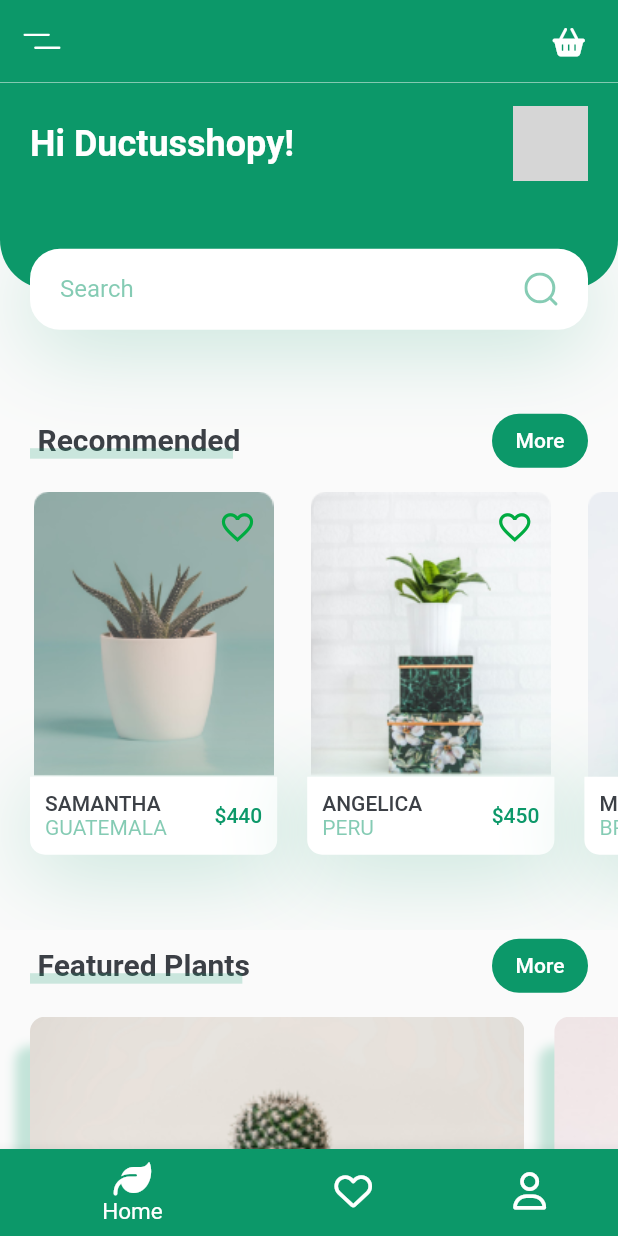
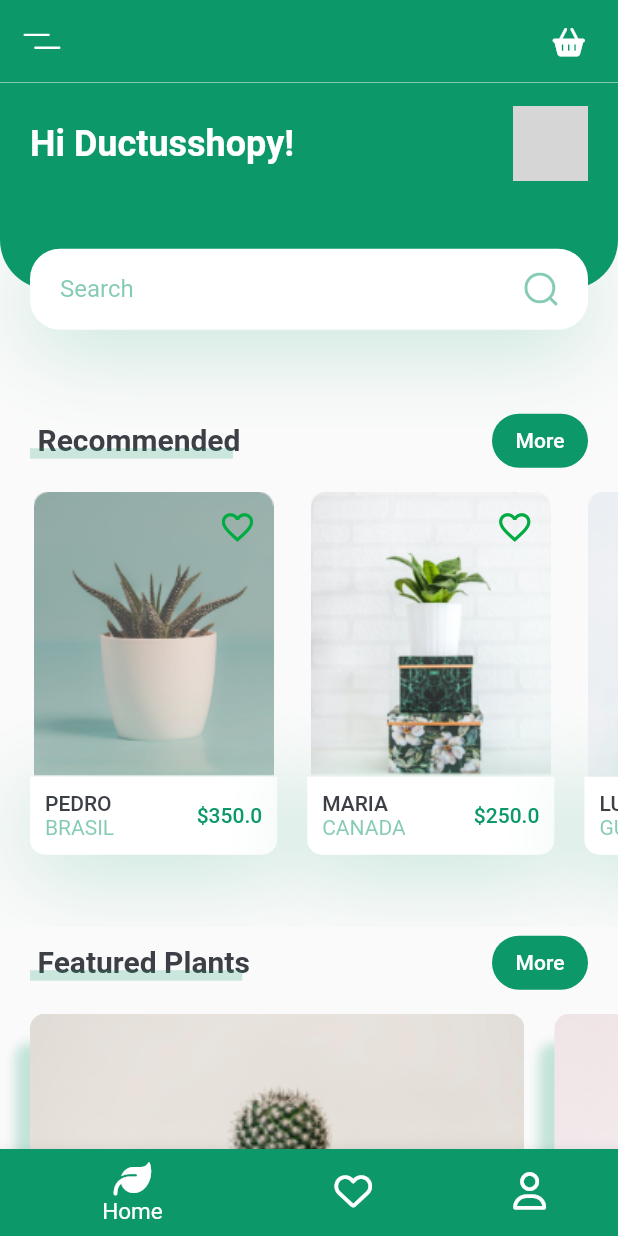
Before and after one commit to pedrooruass/ST_plant_shop, a Flutter app: the screen it shows after launch, on a phone screen of 412 x 824 dp. Run offline on Flutter 3.47's test engine with Material 2 defaults, Android fonts, the phone set to English and light mode, and no system bars; our stand-ins replace flutter_svg, font_awesome_flutter; grey boxes are pictures that could not be loaded.

Commit message:
Reis do discord, Flutterando (Cristian) salvouuu

```diff
--- a/lib/app/models/liked.dart
+++ /dev/null
@@ -1,17 +0,0 @@
-import 'package:flutter/material.dart';
-
-class Liked extends ChangeNotifier {
-  final List<String> _likedList = [];
-
-  List<String> get likedList=> _likedList;
-
-  add(String plantName) {
-    _likedList.add(plantName);
-    notifyListeners();
-  }
-
-  remove(String plantName) {
-    _likedList.remove(plantName);
-    notifyListeners();
-  }
-}
--- /dev/null
+++ b/lib/app/models/plant.dart
@@ -0,0 +1,14 @@
+class Plant {
+  final String imageAsset;
+  final String name;
+  final double price;
+  final String country;
+  bool isFavorite;
+  Plant({
+    required this.imageAsset,
+    required this.name,
+    required this.price,
+    required this.country,
+    this.isFavorite = false,
+  });
+}
--- /dev/null
+++ b/lib/app/models/plants_list.dart
@@ -0,0 +1,36 @@
+import 'package:flutter/material.dart';
+import 'package:training_app_clean/app/models/plant.dart';
+
+class PlantList extends ChangeNotifier {
+  final List<Plant> plants = [
+    Plant(
+      imageAsset: 'assets/images/image_1.png',
+      name: 'Pedro',
+      price: 350,
+      country: 'Brasil',
+    ),
+    Plant(
+      imageAsset: 'assets/images/image_2.png',
+      name: 'Maria',
+      price: 250,
+      country: 'Canada',
+    ),
+    Plant(
+      imageAsset: 'assets/images/image_3.png',
+      name: 'Luan',
+      price: 150,
+      country: 'Guatemala',
+    ),
+  ];
+
+  // Toggle is alternate something
+  togglePlantFavorite(int index) {
+    plants[index].isFavorite = !plants[index].isFavorite;
+    notifyListeners();
+  }
+
+  List<Plant> favoritePlants() {
+    // Where == Percorre a lista e cria uma nova, com o parametro que colocar no parentesis
+    return plants.where((plant) => plant.isFavorite).toList();
+  }
+}
--- a/lib/app/pages/liked/liked_page.dart
+++ b/lib/app/pages/favorite/favorite_page.dart
@@ -2,7 +2,7 @@ import 'package:flutter/material.dart';
 import 'package:training_app_clean/app/core/constants.dart';
 import 'package:training_app_clean/app/pages/components/universal_app_bar.dart';
 import 'package:training_app_clean/app/pages/components/universal_drawer.dart';
-import 'package:training_app_clean/app/pages/liked/components/liked_body.dart';
+import 'package:training_app_clean/app/pages/favorite/components/favorite_body.dart';
 
 class LikedPage extends StatelessWidget {
   const LikedPage({Key? key}) : super(key: key);
--- a/lib/app/pages/page_changer.dart
+++ b/lib/app/pages/page_changer.dart
@@ -1,7 +1,7 @@
 import 'package:flutter/material.dart';
 import 'package:font_awesome_flutter/font_awesome_flutter.dart';
 import 'package:training_app_clean/app/core/constants.dart';
-import 'package:training_app_clean/app/pages/liked/liked_page.dart';
+import 'package:training_app_clean/app/pages/favorite/favorite_page.dart';
 import 'package:training_app_clean/app/pages/profile/profile_page.dart';
 import 'package:training_app_clean/app/pages/the_home_page/the_home_page.dart';
 
@@ -42,9 +42,6 @@ class _PageChangerState extends State<PageChanger> {
           });
         },
         selectedFontSize: 15,
-        // selectedIconTheme: IconThemeData(
-        //   color: Colors.white,
-        // ),
         iconSize: 25,
         items: const [
           BottomNavigationBarItem(
--- a/lib/app/pages/the_home_page/components/body.dart
+++ b/lib/app/pages/the_home_page/components/body.dart
@@ -17,7 +17,10 @@ class Body extends StatelessWidget {
         children: [
           HeaderWithSearchBox(size: size),
           TitleWithMoreButton(title: 'Recommended', press: () {}),
-          const RecommendedPlants(),
+          const SizedBox(
+            height: 300,
+            child: RecommendedPlants(),
+          ),
           TitleWithMoreButton(title: 'Featured Plants', press: () {}),
           const FeaturedPlants(),
           const SizedBox(height: defaultPadding),
--- a/lib/app/pages/the_home_page/components/custom_bottom_nav_bar.dart
+++ b/lib/app/pages/the_home_page/components/custom_bottom_nav_bar.dart
@@ -1,7 +1,7 @@
 import 'package:flutter/material.dart';
 import 'package:flutter_svg/svg.dart';
 import 'package:training_app_clean/app/core/constants.dart';
-import 'package:training_app_clean/app/pages/liked/liked_page.dart';
+import 'package:training_app_clean/app/pages/favorite/favorite_page.dart';
 import 'package:training_app_clean/app/pages/the_home_page/the_home_page.dart';
 
 class CtmBottomNavBar extends StatelessWidget {
--- a/lib/app/pages/the_home_page/components/recomends_plants.dart
+++ b/lib/app/pages/the_home_page/components/recomends_plants.dart
@@ -1,50 +1,28 @@
 import 'package:flutter/material.dart';
 import 'package:provider/provider.dart';
-import 'package:training_app_clean/app/models/liked.dart';
+import 'package:training_app_clean/app/models/plants_list.dart';
 import 'package:training_app_clean/app/pages/the_home_page/components/recommended_card.dart';
 
-class RecommendedPlants extends StatefulWidget {
+class RecommendedPlants extends StatelessWidget {
   const RecommendedPlants({
     Key? key,
   }) : super(key: key);
 
   @override
-  State<RecommendedPlants> createState() => _RecommendedPlantsState();
-}
-
-class _RecommendedPlantsState extends State<RecommendedPlants> {
-  @override
   Widget build(BuildContext context) {
-    Liked liked = Provider.of<Liked>(context);
-    return Consumer<Liked>(
-      builder: (context, value, child) {
-        return SingleChildScrollView(
+    return Consumer<PlantList>(
+      builder: (context, plantList, child) {
+        return ListView.builder(
           scrollDirection: Axis.horizontal,
-          child: Row(
-            children: [
-              RecommendedCard(
-                image: 'assets/images/image_1.png',
-                plantName: 'Samantha',
-                country: 'Guatemala',
-                price: 440,
-                liked: liked,
-              ),
-              RecommendedCard(
-                image: 'assets/images/image_2.png',
-                plantName: 'Angelica',
-                country: 'Peru',
-                price: 450,
-                liked: liked,
-              ),
-              RecommendedCard(
-                image: 'assets/images/image_3.png',
-                plantName: 'Maria',
-                country: 'Brazil',
-                price: 460,
-                liked: liked,
-              ),
-            ],
-          ),
+          itemBuilder: (context, index) {
+            return RecommendedCard(
+              plant: plantList.plants[index],
+              onClickFavorite: () {
+                plantList.togglePlantFavorite(index);
+              },
+            );
+          },
+          itemCount: plantList.plants.length,
         );
       },
     );
--- a/lib/app/pages/the_home_page/components/recommended_card.dart
+++ b/lib/app/pages/the_home_page/components/recommended_card.dart
@@ -1,21 +1,18 @@
 import 'package:flutter/material.dart';
 import 'package:training_app_clean/app/core/constants.dart';
-import 'package:training_app_clean/app/models/liked.dart';
+import 'package:training_app_clean/app/models/plant.dart';
 import 'package:training_app_clean/app/pages/details/details_page.dart';
 
 class RecommendedCard extends StatelessWidget {
   const RecommendedCard({
     Key? key,
-    required this.image,
-    required this.plantName,
-    required this.country,
-    required this.price,
-    required this.liked,
+    required this.plant,
+    required this.onClickFavorite,
   }) : super(key: key);
 
-  final String image, plantName, country;
-  final int price;
-  final Liked liked;
+  final Plant plant;
+  final void Function() onClickFavorite;
+
   @override
   Widget build(BuildContext context) {
     Size size = MediaQuery.of(context).size;
@@ -31,19 +28,11 @@ class RecommendedCard extends StatelessWidget {
           Stack(
             alignment: Alignment.topRight,
             children: [
-              Image.asset(image),
+              Image.asset(plant.imageAsset),
               IconButton(
-                onPressed: () {
-                  if (liked.likedList.contains(plantName)) {
-                    liked.likedList.remove(plantName);
-                  } else {
-                    liked.likedList.add(plantName);
-                  }
-                },
+                onPressed: onClickFavorite,
                 icon: Icon(
-                  (liked.likedList.contains(plantName))
-                      ? Icons.favorite
-                      : Icons.favorite_border,
+                  plant.isFavorite ? Icons.favorite : Icons.favorite_border,
                   color: secondaryColor,
                   size: 25,
                 ),
@@ -56,10 +45,7 @@ class RecommendedCard extends StatelessWidget {
                 context,
                 MaterialPageRoute(
                   builder: (context) => DetailsPage(
-                    title: plantName,
-                    country: country,
-                    image: image,
-                    price: price,
+                    plant: plant,
                   ),
                 ),
               );
@@ -86,11 +72,11 @@ class RecommendedCard extends StatelessWidget {
                     text: TextSpan(
                       children: [
                         TextSpan(
-                          text: '$plantName\n'.toUpperCase(),
+                          text: '${plant.name}\n'.toUpperCase(),
                           style: Theme.of(context).textTheme.button,
                         ),
                         TextSpan(
-                          text: country.toUpperCase(),
+                          text: plant.country.toUpperCase(),
                           style: TextStyle(
                             color: primaryColor.withOpacity(0.5),
                           ),
@@ -100,7 +86,7 @@ class RecommendedCard extends StatelessWidget {
                   ),
                   const Spacer(),
                   Text(
-                    '\$$price',
+                    '\$${plant.price}',
                     style: Theme.of(context)
                         .textTheme
                         .button
--- a/lib/main.dart
+++ b/lib/main.dart
@@ -1,7 +1,7 @@
 import 'package:flutter/material.dart';
 import 'package:provider/provider.dart';
 import 'package:training_app_clean/app/core/constants.dart';
-import 'package:training_app_clean/app/models/liked.dart';
+import 'package:training_app_clean/app/models/plants_list.dart';
 import 'package:training_app_clean/app/pages/page_changer.dart';
 
 void main(List<String> args) => runApp(const MyApp());
@@ -13,7 +13,7 @@ class MyApp extends StatelessWidget {
   Widget build(BuildContext context) {
     return ChangeNotifierProvider(
       create: (context) {
-        return Liked();
+        return PlantList();
       },
       child: MaterialApp(
         debugShowCheckedModeBanner: false,
```
Also changed, not shown: lib/app/pages/details/components/title_and_price.dart (+4 -4 lines), lib/app/pages/details/details_page.dart (+10 -13 lines), lib/app/pages/favorite/components/favorite_body.dart (renamed from lib/app/pages/liked/components/liked_body.dart, +5 -6 lines).
